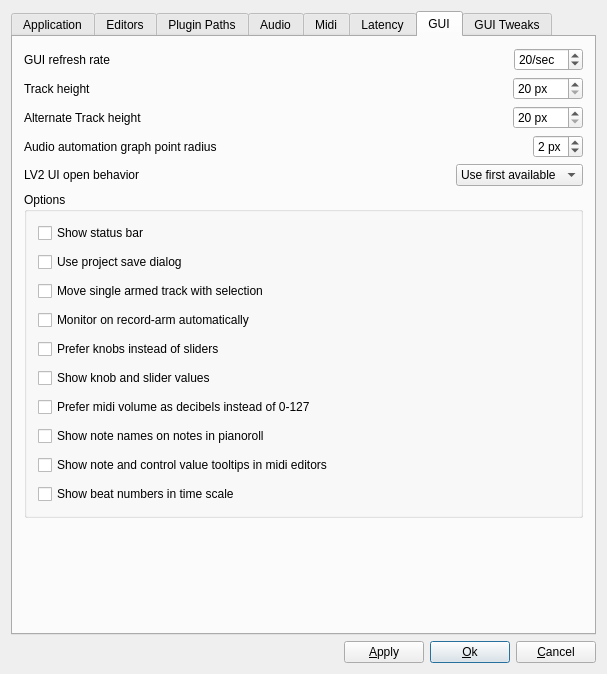
emrum/muse, file src/muse/components/gensetbase.ui: the form before one commit.
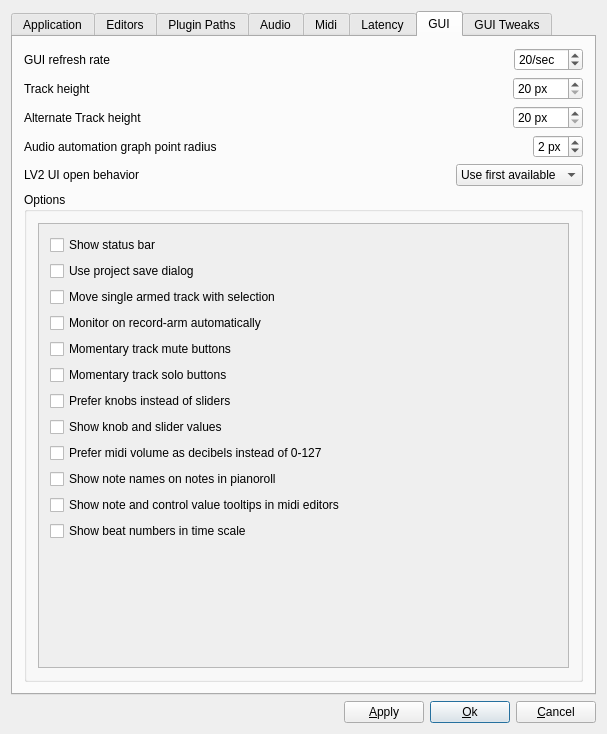
The form after the commit. The open tabs and pages were chosen to show the change.

```diff
--- a/src/muse/components/gensetbase.ui
+++ b/src/muse/components/gensetbase.ui
@@ -7,7 +7,7 @@
     <x>0</x>
     <y>0</y>
     <width>607</width>
-    <height>674</height>
+    <height>734</height>
    </rect>
   </property>
   <property name="windowTitle">
@@ -1245,8 +1245,8 @@
            <rect>
             <x>0</x>
             <y>0</y>
-            <width>514</width>
-            <height>515</height>
+            <width>571</width>
+            <height>669</height>
            </rect>
           </property>
           <layout class="QVBoxLayout" name="verticalLayout_16">
@@ -1853,6 +1853,12 @@
          </item>
          <item>
           <widget class="QGroupBox" name="groupBoxOptions">
+           <property name="sizePolicy">
+            <sizepolicy hsizetype="Preferred" vsizetype="Preferred">
+             <horstretch>0</horstretch>
+             <verstretch>0</verstretch>
+            </sizepolicy>
+           </property>
            <property name="title">
             <string>Options</string>
            </property>
@@ -1861,6 +1867,21 @@
              <number>9</number>
             </property>
             <item>
+             <widget class="QScrollArea" name="optionsScrollArea">
+              <property name="widgetResizable">
+               <bool>true</bool>
+              </property>
+              <widget class="QWidget" name="scrollAreaWidgetContents">
+               <property name="geometry">
+                <rect>
+                 <x>0</x>
+                 <y>0</y>
+                 <width>553</width>
+                 <height>380</height>
+                </rect>
+               </property>
+               <layout class="QVBoxLayout" name="verticalLayout_26">
+                <item>
              <widget class="QCheckBox" name="showStatusBarCheckBox">
               <property name="text">
                <string>Show status bar</string>
@@ -1907,6 +1928,28 @@
               </property>
              </widget>
             </item>
+                <item>
+                 <widget class="QCheckBox" name="momentaryMuteCheckBox">
+                  <property name="toolTip">
+                   <string>Whether record-arming a track
+ automatically activates monitoring.</string>
+                  </property>
+                  <property name="text">
+                   <string>Momentary track mute buttons</string>
+                  </property>
+                 </widget>
+                </item>
+                <item>
+                 <widget class="QCheckBox" name="momentarySoloCheckBox">
+                  <property name="toolTip">
+                   <string>Whether record-arming a track
+ automatically activates monitoring.</string>
+                  </property>
+                  <property name="text">
+                   <string>Momentary track solo buttons</string>
+                  </property>
+                 </widget>
+                </item>
             <item>
              <widget class="QCheckBox" name="preferKnobsVsSlidersCheckBox">
               <property name="toolTip">
@@ -1959,14 +2002,14 @@
               </property>
              </widget>
             </item>
-           </layout>
-          </widget>
-         </item>
          <item>
           <spacer name="verticalSpacer_5">
            <property name="orientation">
             <enum>Qt::Vertical</enum>
            </property>
+                  <property name="sizeType">
+                   <enum>QSizePolicy::Expanding</enum>
+                  </property>
            <property name="sizeHint" stdset="0">
             <size>
              <width>20</width>
@@ -1974,6 +2017,13 @@
             </size>
            </property>
           </spacer>
+                </item>
+               </layout>
+              </widget>
+             </widget>
+            </item>
+           </layout>
+          </widget>
          </item>
         </layout>
        </item>
```
Left out of the diff: 8 changed lines with no effect on the pictures. Lines whose indentation alone changed are shown as unchanged.
